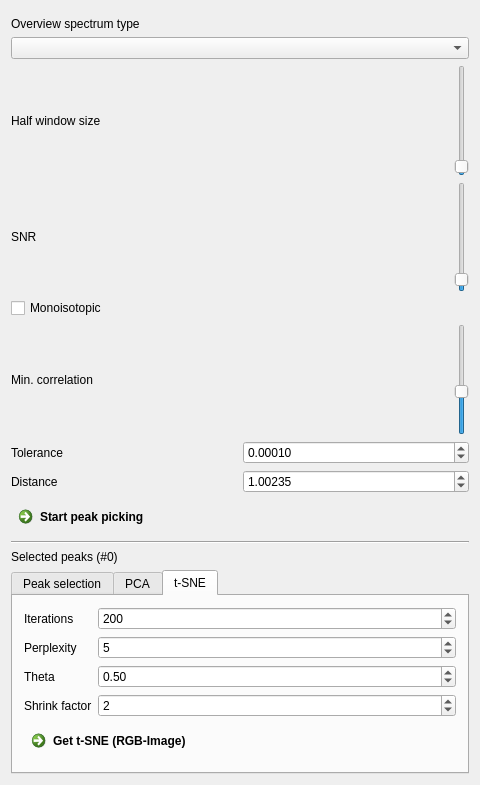
Before: the Qt Designer form Plugins/org.mitk.gui.qt.m2.PeakPicking/src/internal/m2PeakPickingViewControls.ui in m2aia/m2aia, drawn with Qt 5.
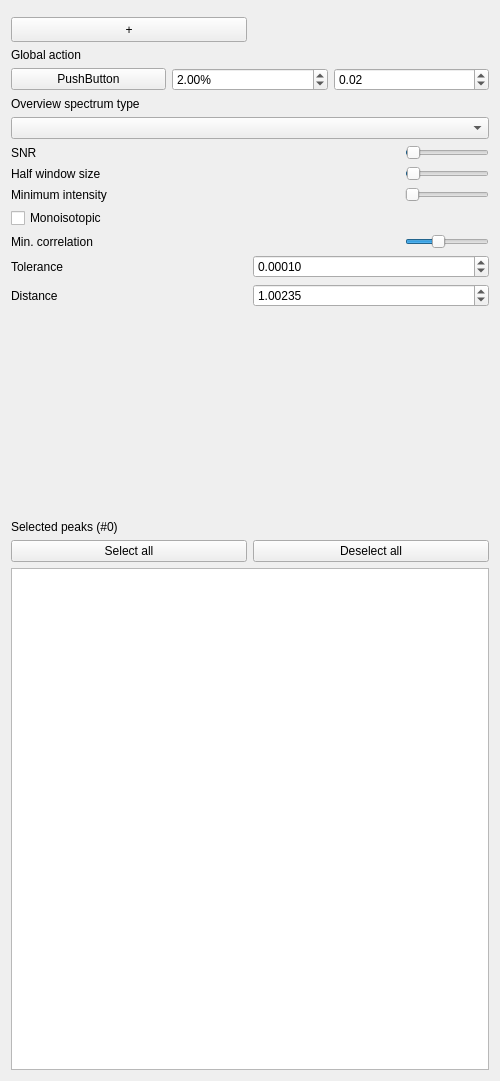
After: the same form once the commit is applied. The open tabs and pages were chosen to show the change. Custom widgets are drawn as their Qt base class.

Commit message: major update of the peak picking view

The edit to the form file:
```diff
--- a/Plugins/org.mitk.gui.qt.m2.PeakPicking/src/internal/m2PeakPickingViewControls.ui
+++ b/Plugins/org.mitk.gui.qt.m2.PeakPicking/src/internal/m2PeakPickingViewControls.ui
@@ -6,10 +6,16 @@
    <rect>
     <x>0</x>
     <y>0</y>
-    <width>480</width>
-    <height>785</height>
+    <width>500</width>
+    <height>1081</height>
    </rect>
   </property>
+  <property name="sizePolicy">
+   <sizepolicy hsizetype="Preferred" vsizetype="Minimum">
+    <horstretch>0</horstretch>
+    <verstretch>0</verstretch>
+   </sizepolicy>
+  </property>
   <property name="minimumSize">
    <size>
     <width>0</width>
@@ -21,10 +27,117 @@
   </property>
   <layout class="QVBoxLayout" name="verticalLayout">
    <item>
-    <widget class="QmitkSingleNodeSelectionWidget" name="nodeSelection" native="true"/>
+    <layout class="QVBoxLayout" name="verticalLayout_10">
+     <property name="sizeConstraint">
+      <enum>QLayout::SetDefaultConstraint</enum>
+     </property>
+     <item>
+      <widget class="QmitkSingleNodeSelectionWidget" name="imageSelection" native="true">
+       <property name="sizePolicy">
+        <sizepolicy hsizetype="Preferred" vsizetype="Minimum">
+         <horstretch>0</horstretch>
+         <verstretch>0</verstretch>
+        </sizepolicy>
+       </property>
+      </widget>
    </item>
    <item>
-    <widget class="QLabel" name="label_2">
+      <layout class="QHBoxLayout" name="horizontalLayout_16">
+       <item>
+        <widget class="QPushButton" name="btnAddPeakList">
+         <property name="sizePolicy">
+          <sizepolicy hsizetype="Minimum" vsizetype="Minimum">
+           <horstretch>0</horstretch>
+           <verstretch>0</verstretch>
+          </sizepolicy>
+         </property>
+         <property name="minimumSize">
+          <size>
+           <width>25</width>
+           <height>25</height>
+          </size>
+         </property>
+         <property name="maximumSize">
+          <size>
+           <width>24351</width>
+           <height>41654</height>
+          </size>
+         </property>
+         <property name="text">
+          <string>+</string>
+         </property>
+        </widget>
+       </item>
+       <item>
+        <widget class="QmitkSingleNodeSelectionWidget" name="peakListSelection" native="true">
+         <property name="sizePolicy">
+          <sizepolicy hsizetype="Preferred" vsizetype="Minimum">
+           <horstretch>0</horstretch>
+           <verstretch>0</verstretch>
+          </sizepolicy>
+         </property>
+        </widget>
+       </item>
+      </layout>
+     </item>
+     <item>
+      <widget class="QLabel" name="labelOverviewSpectra_2">
+       <property name="sizePolicy">
+        <sizepolicy hsizetype="Preferred" vsizetype="Minimum">
+         <horstretch>0</horstretch>
+         <verstretch>0</verstretch>
+        </sizepolicy>
+       </property>
+       <property name="text">
+        <string>Global action</string>
+       </property>
+      </widget>
+     </item>
+     <item>
+      <layout class="QHBoxLayout" name="horizontalLayout_18">
+       <item>
+        <widget class="QPushButton" name="btnPickAndBin">
+         <property name="text">
+          <string>PushButton</string>
+         </property>
+        </widget>
+       </item>
+       <item>
+        <widget class="QDoubleSpinBox" name="sbFilterPeaks">
+         <property name="suffix">
+          <string>%</string>
+         </property>
+         <property name="singleStep">
+          <double>0.001000000000000</double>
+         </property>
+         <property name="value">
+          <double>2.000000000000000</double>
+         </property>
+        </widget>
+       </item>
+       <item>
+        <widget class="QDoubleSpinBox" name="sbBinningTolerance">
+         <property name="maximum">
+          <double>1.000000000000000</double>
+         </property>
+         <property name="singleStep">
+          <double>0.001000000000000</double>
+         </property>
+         <property name="value">
+          <double>0.020000000000000</double>
+         </property>
+        </widget>
+       </item>
+      </layout>
+     </item>
+     <item>
+      <widget class="QLabel" name="labelOverviewSpectra">
+       <property name="sizePolicy">
+        <sizepolicy hsizetype="Preferred" vsizetype="Minimum">
+         <horstretch>0</horstretch>
+         <verstretch>0</verstretch>
+        </sizepolicy>
+       </property>
      <property name="text">
       <string>Overview spectrum type</string>
      </property>
@@ -33,44 +146,38 @@
    <item>
     <widget class="QComboBox" name="cbOverviewSpectra"/>
    </item>
-   <item>
-    <layout class="QHBoxLayout" name="horizontalLayout" stretch="1,1">
-     <item>
-      <widget class="QLabel" name="label">
-       <property name="text">
-        <string>Half window size</string>
-       </property>
-      </widget>
-     </item>
-     <item>
-      <widget class="ctkSliderWidget" name="sliderHWS">
-       <property name="maximum">
-        <number>250</number>
-       </property>
-       <property name="value">
-        <number>5</number>
-       </property>
-      </widget>
-     </item>
-    </layout>
-   </item>
    <item>
     <layout class="QHBoxLayout" name="horizontalLayout_2" stretch="1,1">
      <item>
-      <widget class="QLabel" name="label_3">
+        <widget class="QLabel" name="labelSNR">
+         <property name="sizePolicy">
+          <sizepolicy hsizetype="Preferred" vsizetype="Minimum">
+           <horstretch>0</horstretch>
+           <verstretch>0</verstretch>
+          </sizepolicy>
+         </property>
        <property name="text">
         <string>SNR</string>
        </property>
       </widget>
      </item>
      <item>
-      <widget class="ctkSliderWidget" name="sliderSNR">
+        <widget class="m2CtkSliderWidget" name="sliderSNR">
+         <property name="sizePolicy">
+          <sizepolicy hsizetype="Fixed" vsizetype="Minimum">
+           <horstretch>0</horstretch>
+           <verstretch>0</verstretch>
+          </sizepolicy>
+         </property>
        <property name="maximum">
-        <number>100</number>
+          <number>300</number>
        </property>
        <property name="value">
         <number>5</number>
        </property>
+         <property name="orientation">
+          <enum>Qt::Horizontal</enum>
+         </property>
        <property name="invertedAppearance">
         <bool>false</bool>
        </property>
@@ -81,6 +188,78 @@
      </item>
     </layout>
    </item>
+     <item>
+      <layout class="QHBoxLayout" name="horizontalLayout" stretch="1,1">
+       <item>
+        <widget class="QLabel" name="labelHWS">
+         <property name="sizePolicy">
+          <sizepolicy hsizetype="Preferred" vsizetype="Minimum">
+           <horstretch>0</horstretch>
+           <verstretch>0</verstretch>
+          </sizepolicy>
+         </property>
+         <property name="text">
+          <string>Half window size</string>
+         </property>
+        </widget>
+       </item>
+       <item>
+        <widget class="m2CtkSliderWidget" name="sliderHWS">
+         <property name="sizePolicy">
+          <sizepolicy hsizetype="Fixed" vsizetype="Minimum">
+           <horstretch>0</horstretch>
+           <verstretch>0</verstretch>
+          </sizepolicy>
+         </property>
+         <property name="maximum">
+          <number>250</number>
+         </property>
+         <property name="value">
+          <number>5</number>
+         </property>
+         <property name="orientation">
+          <enum>Qt::Horizontal</enum>
+         </property>
+        </widget>
+       </item>
+      </layout>
+     </item>
+     <item>
+      <layout class="QHBoxLayout" name="horizontalLayout_15" stretch="1,1">
+       <item>
+        <widget class="QLabel" name="labelMinIntensity">
+         <property name="sizePolicy">
+          <sizepolicy hsizetype="Preferred" vsizetype="Minimum">
+           <horstretch>0</horstretch>
+           <verstretch>0</verstretch>
+          </sizepolicy>
+         </property>
+         <property name="text">
+          <string>Minimum intensity</string>
+         </property>
+        </widget>
+       </item>
+       <item>
+        <widget class="m2CtkSliderWidget" name="sliderMinIntensity">
+         <property name="sizePolicy">
+          <sizepolicy hsizetype="Fixed" vsizetype="Minimum">
+           <horstretch>0</horstretch>
+           <verstretch>0</verstretch>
+          </sizepolicy>
+         </property>
+         <property name="maximum">
+          <number>1000000</number>
+         </property>
+         <property name="value">
+          <number>0</number>
+         </property>
+         <property name="orientation">
+          <enum>Qt::Horizontal</enum>
+         </property>
+        </widget>
+       </item>
+      </layout>
+     </item>
    <item>
     <widget class="QCheckBox" name="ckbMonoisotopic">
      <property name="text">
@@ -94,20 +273,35 @@
    <item>
     <layout class="QHBoxLayout" name="horizontalLayout_3" stretch="1,1">
      <item>
-      <widget class="QLabel" name="label_4">
+        <widget class="QLabel" name="labelCOR">
+         <property name="sizePolicy">
+          <sizepolicy hsizetype="Preferred" vsizetype="Minimum">
+           <horstretch>0</horstretch>
+           <verstretch>0</verstretch>
+          </sizepolicy>
+         </property>
        <property name="text">
         <string>Min. correlation</string>
        </property>
       </widget>
      </item>
      <item>
-      <widget class="ctkSliderWidget" name="sliderCOR">
+        <widget class="m2CtkSliderWidget" name="sliderCOR">
+         <property name="sizePolicy">
+          <sizepolicy hsizetype="Fixed" vsizetype="Minimum">
+           <horstretch>0</horstretch>
+           <verstretch>0</verstretch>
+          </sizepolicy>
+         </property>
        <property name="maximum">
         <number>250</number>
        </property>
        <property name="value">
         <number>95</number>
        </property>
+         <property name="orientation">
+          <enum>Qt::Horizontal</enum>
+         </property>
       </widget>
      </item>
     </layout>
@@ -173,40 +367,37 @@
     </layout>
    </item>
    <item>
-    <widget class="QCommandLinkButton" name="btnStartPeakPicking">
-     <property name="text">
-      <string>Start peak picking</string>
-     </property>
-    </widget>
-   </item>
-   <item>
-    <widget class="Line" name="line_2">
+      <spacer name="verticalSpacer_2">
      <property name="orientation">
-      <enum>Qt::Horizontal</enum>
-     </property>
-    </widget>
+        <enum>Qt::Vertical</enum>
+       </property>
+       <property name="sizeHint" stdset="0">
+        <size>
+         <width>20</width>
+         <height>40</height>
+        </size>
+       </property>
+      </spacer>
+     </item>
+    </layout>
    </item>
    <item>
     <widget class="QLabel" name="labelPeakList">
+     <property name="enabled">
+      <bool>true</bool>
+     </property>
      <property name="text">
       <string>Selected peaks (#0)</string>
      </property>
     </widget>
    </item>
    <item>
-    <widget class="QTabWidget" name="tabWidget">
-     <property name="currentIndex">
-      <number>0</number>
-     </property>
-     <widget class="QWidget" name="tab_3">
-      <attribute name="title">
-       <string>Peak selection</string>
-      </attribute>
-      <layout class="QVBoxLayout" name="verticalLayout_4">
-       <item>
         <layout class="QHBoxLayout" name="horizontalLayout_6">
          <item>
           <widget class="QPushButton" name="btnSelectAll">
+       <property name="enabled">
+        <bool>true</bool>
+       </property>
            <property name="text">
             <string>Select all</string>
            </property>
@@ -214,6 +405,9 @@
          </item>
          <item>
           <widget class="QPushButton" name="btnDeselectAll">
+       <property name="enabled">
+        <bool>true</bool>
+       </property>
            <property name="text">
             <string>Deselect all</string>
            </property>
@@ -223,6 +417,15 @@
        </item>
        <item>
         <widget class="QTableWidget" name="tableWidget">
+     <property name="enabled">
+      <bool>true</bool>
+     </property>
+     <property name="sizePolicy">
+      <sizepolicy hsizetype="Preferred" vsizetype="Expanding">
+       <horstretch>0</horstretch>
+       <verstretch>0</verstretch>
+      </sizepolicy>
+     </property>
          <property name="editTriggers">
           <set>QAbstractItemView::NoEditTriggers</set>
          </property>
@@ -259,6 +462,12 @@
          <attribute name="verticalHeaderVisible">
           <bool>false</bool>
          </attribute>
+     <attribute name="verticalHeaderMinimumSectionSize">
+      <number>15</number>
+     </attribute>
+     <attribute name="verticalHeaderDefaultSectionSize">
+      <number>22</number>
+     </attribute>
          <column>
           <property name="text">
            <string>m/z</string>
@@ -268,191 +477,19 @@
        </item>
       </layout>
      </widget>
-     <widget class="QWidget" name="tab">
-      <attribute name="title">
-       <string>PCA</string>
-      </attribute>
-      <layout class="QVBoxLayout" name="verticalLayout_2">
-       <item>
-        <widget class="QLabel" name="label_12">
-         <property name="text">
-          <string>PCA will be calculated using the selected peaks</string>
-         </property>
-        </widget>
-       </item>
-       <item>
-        <layout class="QHBoxLayout" name="horizontalLayout_7">
-         <item>
-          <widget class="QLabel" name="label_7">
-           <property name="text">
-            <string>Components</string>
-           </property>
-          </widget>
-         </item>
-         <item>
-          <widget class="QSpinBox" name="pca_dims">
-           <property name="minimum">
-            <number>1</number>
-           </property>
-           <property name="maximum">
-            <number>99999</number>
-           </property>
-           <property name="value">
-            <number>15</number>
-           </property>
-          </widget>
-         </item>
-        </layout>
-       </item>
-       <item>
-        <widget class="QCommandLinkButton" name="btnPCA">
-         <property name="text">
-          <string>Get PCA</string>
-         </property>
-        </widget>
-       </item>
-       <item>
-        <spacer name="verticalSpacer">
-         <property name="orientation">
-          <enum>Qt::Vertical</enum>
-         </property>
-         <property name="sizeHint" stdset="0">
-          <size>
-           <width>20</width>
-           <height>40</height>
-          </size>
-         </property>
-        </spacer>
-       </item>
-      </layout>
-     </widget>
-     <widget class="QWidget" name="tab_2">
-      <attribute name="title">
-       <string>t-SNE</string>
-      </attribute>
-      <layout class="QVBoxLayout" name="verticalLayout_3">
-       <item>
-        <layout class="QGridLayout" name="tSNE">
-         <item row="1" column="0">
-          <widget class="QLabel" name="label_9">
-           <property name="text">
-            <string>Perplexity</string>
-           </property>
-          </widget>
-         </item>
-         <item row="1" column="1">
-          <widget class="QSpinBox" name="tsne_perplexity">
-           <property name="sizePolicy">
-            <sizepolicy hsizetype="MinimumExpanding" vsizetype="Fixed">
-             <horstretch>0</horstretch>
-             <verstretch>0</verstretch>
-            </sizepolicy>
-           </property>
-           <property name="value">
-            <number>5</number>
-           </property>
-          </widget>
-         </item>
-         <item row="2" column="1">
-          <widget class="QDoubleSpinBox" name="tsne_theta">
-           <property name="sizePolicy">
-            <sizepolicy hsizetype="MinimumExpanding" vsizetype="Fixed">
-             <horstretch>0</horstretch>
-             <verstretch>0</verstretch>
-            </sizepolicy>
-           </property>
-           <property name="value">
-            <double>0.500000000000000</double>
-           </property>
-          </widget>
-         </item>
-         <item row="3" column="0">
-          <widget class="QLabel" name="label_11">
-           <property name="toolTip">
-            <string>&lt;html&gt;&lt;head/&gt;&lt;body&gt;&lt;p&gt;Shrink the input images by a constant factor in x and y direction for t-SNE calculation. The computation time is reduced by lowering the resolution.&lt;/p&gt;&lt;p&gt;The dimensionality reduced image is upsampled to original input dimensions.&lt;/p&gt;&lt;/body&gt;&lt;/html&gt;</string>
-           </property>
-           <property name="text">
-            <string>Shrink factor</string>
-           </property>
-          </widget>
-         </item>
-         <item row="0" column="0">
-          <widget class="QLabel" name="label_8">
-           <property name="text">
-            <string>Iterations</string>
-           </property>
-          </widget>
-         </item>
-         <item row="0" column="1">
-          <widget class="QSpinBox" name="tnse_iters">
-           <property name="sizePolicy">
-            <sizepolicy hsizetype="MinimumExpanding" vsizetype="Fixed">
-             <horstretch>0</horstretch>
-             <verstretch>0</verstretch>
-            </sizepolicy>
-           </property>
-           <property name="maximum">
-            <number>99999</number>
-           </property>
-           <property name="value">
-            <number>200</number>
-           </property>
-          </widget>
-         </item>
-         <item row="2" column="0">
-          <widget class="QLabel" name="label_10">
-           <property name="text">
-            <string>Theta</string>
-           </property>
-          </widget>
-         </item>
-         <item row="3" column="1">
-          <widget class="QSpinBox" name="tsne_shrink">
-           <property name="sizePolicy">
-            <sizepolicy hsizetype="MinimumExpanding" vsizetype="Fixed">
-             <horstretch>0</horstretch>
-             <verstretch>0</verstretch>
-            </sizepolicy>
-           </property>
-           <property name="minimum">
-            <number>1</number>
-           </property>
-           <property name="maximum">
-            <number>10</number>
-           </property>
-           <property name="value">
-            <number>2</number>
-           </property>
-          </widget>
-         </item>
-        </layout>
-       </item>
-       <item>
-        <widget class="QCommandLinkButton" name="btnTSNE">
-         <property name="text">
-          <string>Get t-SNE (RGB-Image)</string>
-         </property>
-        </widget>
-       </item>
-      </layout>
-     </widget>
-    </widget>
-   </item>
-  </layout>
- </widget>
  <layoutdefault spacing="6" margin="11"/>
  <customwidgets>
-  <customwidget>
-   <class>ctkSliderWidget</class>
-   <extends>QSlider</extends>
-   <header>ctkSliderWidget.h</header>
-  </customwidget>
   <customwidget>
    <class>QmitkSingleNodeSelectionWidget</class>
    <extends>QWidget</extends>
    <header>QmitkSingleNodeSelectionWidget.h</header>
    <container>1</container>
   </customwidget>
+  <customwidget>
+   <class>m2CtkSliderWidget</class>
+   <extends>QSlider</extends>
+   <header>m2CtkSliderWidget.h</header>
+  </customwidget>
  </customwidgets>
  <resources/>
  <connections/>
```
Left out of the diff: 6 changed lines with no effect on the pictures. Lines whose indentation alone changed are shown as unchanged. The commit also changes 2 other files.
